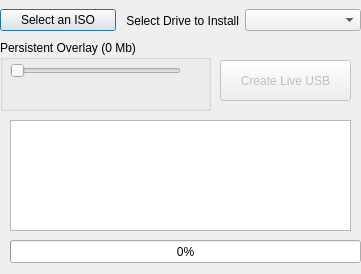
lmacken/liveusb-creator, file data/newdialog.ui: the form before one commit.
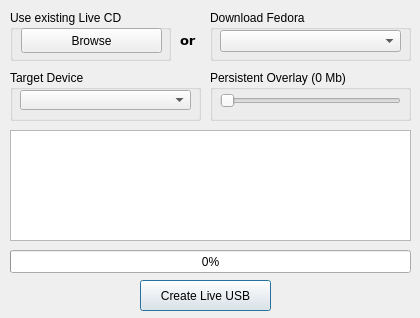
The form after the commit.

Commit message: Lots of GUI improvements. - Add a drop down list of releases to download - Move everything around

```diff
--- a/data/newdialog.ui
+++ b/data/newdialog.ui
@@ -5,93 +5,23 @@
    <rect>
     <x>0</x>
     <y>0</y>
-    <width>361</width>
-    <height>274</height>
+    <width>420</width>
+    <height>318</height>
    </rect>
   </property>
   <property name="windowTitle" >
    <string>Fedora LiveUSB Creator</string>
   </property>
-  <widget class="QWidget" name="gridLayout" >
-   <property name="geometry" >
-    <rect>
-     <x>0</x>
-     <y>40</y>
-     <width>211</width>
-     <height>71</height>
-    </rect>
-   </property>
-   <layout class="QGridLayout" >
-    <item row="0" column="0" >
-     <widget class="QGroupBox" name="overlayTitle" >
-      <property name="title" >
-       <string>Persistent Overlay (0 Mb)</string>
-      </property>
-      <widget class="QSlider" name="overlaySlider" >
-       <property name="geometry" >
-        <rect>
-         <x>10</x>
-         <y>20</y>
-         <width>171</width>
-         <height>21</height>
-        </rect>
-       </property>
-       <property name="maximum" >
-        <number>2047</number>
-       </property>
-       <property name="orientation" >
-        <enum>Qt::Horizontal</enum>
-       </property>
-       <property name="tickPosition" >
-        <enum>QSlider::NoTicks</enum>
-       </property>
-      </widget>
-     </widget>
-    </item>
-   </layout>
-  </widget>
-  <widget class="QWidget" name="layoutWidget" >
-   <property name="geometry" >
-    <rect>
-     <x>0</x>
-     <y>0</y>
-     <width>361</width>
-     <height>41</height>
-    </rect>
-   </property>
-   <layout class="QHBoxLayout" >
-    <item>
-     <widget class="QPushButton" name="isoBttn" >
-      <property name="text" >
-       <string>Select an ISO</string>
-      </property>
-     </widget>
-    </item>
-    <item>
-     <widget class="QLabel" name="label" >
-      <property name="text" >
-       <string>Select Drive to Install</string>
-      </property>
-      <property name="alignment" >
-       <set>Qt::AlignRight|Qt::AlignTrailing|Qt::AlignVCenter</set>
-      </property>
-     </widget>
-    </item>
-    <item>
-     <widget class="QComboBox" name="driveBox" />
-    </item>
-   </layout>
-  </widget>
-  <widget class="QPushButton" name="burnBttn" >
+  <widget class="QPushButton" name="startButton" >
    <property name="enabled" >
-    <bool>false</bool>
+    <bool>true</bool>
    </property>
    <property name="geometry" >
     <rect>
-     <x>220</x>
-     <y>60</y>
+     <x>140</x>
+     <y>280</y>
      <width>131</width>
-     <height>41</height>
+     <height>31</height>
     </rect>
    </property>
    <property name="text" >
@@ -102,8 +32,8 @@
    <property name="geometry" >
     <rect>
      <x>10</x>
-     <y>120</y>
-     <width>341</width>
+     <y>130</y>
+     <width>401</width>
      <height>111</height>
     </rect>
    </property>
@@ -115,8 +45,8 @@
    <property name="geometry" >
     <rect>
      <x>10</x>
-     <y>240</y>
-     <width>351</width>
+     <y>250</y>
+     <width>401</width>
      <height>23</height>
     </rect>
    </property>
@@ -124,6 +54,140 @@
     <number>0</number>
    </property>
   </widget>
+  <widget class="QGroupBox" name="downloadGroup" >
+   <property name="geometry" >
+    <rect>
+     <x>210</x>
+     <y>10</y>
+     <width>201</width>
+     <height>51</height>
+    </rect>
+   </property>
+   <property name="title" >
+    <string>Download Fedora</string>
+   </property>
+   <widget class="QComboBox" name="downloadCombo" >
+    <property name="geometry" >
+     <rect>
+      <x>10</x>
+      <y>20</y>
+      <width>181</width>
+      <height>22</height>
+     </rect>
+    </property>
+   </widget>
+  </widget>
+  <widget class="QLabel" name="label_2" >
+   <property name="geometry" >
+    <rect>
+     <x>180</x>
+     <y>30</y>
+     <width>21</width>
+     <height>20</height>
+    </rect>
+   </property>
+   <property name="font" >
+    <font>
+     <family>Verdana</family>
+     <pointsize>10</pointsize>
+     <weight>75</weight>
+     <bold>true</bold>
+    </font>
+   </property>
+   <property name="text" >
+    <string>or</string>
+   </property>
+  </widget>
+  <widget class="QGroupBox" name="groupBox" >
+   <property name="geometry" >
+    <rect>
+     <x>10</x>
+     <y>10</y>
+     <width>161</width>
+     <height>51</height>
+    </rect>
+   </property>
+   <property name="title" >
+    <string>Use existing Live CD</string>
+   </property>
+   <widget class="QPushButton" name="isoBttn" >
+    <property name="geometry" >
+     <rect>
+      <x>11</x>
+      <y>18</y>
+      <width>141</width>
+      <height>25</height>
+     </rect>
+    </property>
+    <property name="text" >
+     <string>Browse</string>
+    </property>
+   </widget>
+  </widget>
+  <widget class="QGroupBox" name="groupBox_2" >
+   <property name="geometry" >
+    <rect>
+     <x>10</x>
+     <y>70</y>
+     <width>191</width>
+     <height>51</height>
+    </rect>
+   </property>
+   <property name="title" >
+    <string>Target Device</string>
+   </property>
+   <widget class="QComboBox" name="driveBox" >
+    <property name="geometry" >
+     <rect>
+      <x>10</x>
+      <y>20</y>
+      <width>171</width>
+      <height>20</height>
+     </rect>
+    </property>
+   </widget>
+  </widget>
+  <widget class="QGroupBox" name="overlayTitle" >
+   <property name="geometry" >
+    <rect>
+     <x>210</x>
+     <y>70</y>
+     <width>201</width>
+     <height>51</height>
+    </rect>
+   </property>
+   <property name="toolTip" >
+    <string comment="comment?!" >Tool tip!</string>
+   </property>
+   <property name="statusTip" >
+    <string comment="comment?" >Status tip!!!</string>
+   </property>
+   <property name="whatsThis" >
+    <string comment="comment!" >WTF IS THIS?!</string>
+   </property>
+   <property name="title" >
+    <string>Persistent Overlay (0 Mb)</string>
+   </property>
+   <widget class="QSlider" name="overlaySlider" >
+    <property name="geometry" >
+     <rect>
+      <x>10</x>
+      <y>20</y>
+      <width>181</width>
+      <height>21</height>
+     </rect>
+    </property>
+    <property name="maximum" >
+     <number>2047</number>
+    </property>
+    <property name="orientation" >
+     <enum>Qt::Horizontal</enum>
+    </property>
+    <property name="tickPosition" >
+     <enum>QSlider::NoTicks</enum>
+    </property>
+   </widget>
+  </widget>
  </widget>
  <resources/>
  <connections/>
```
The commit also changes 1 other file.
